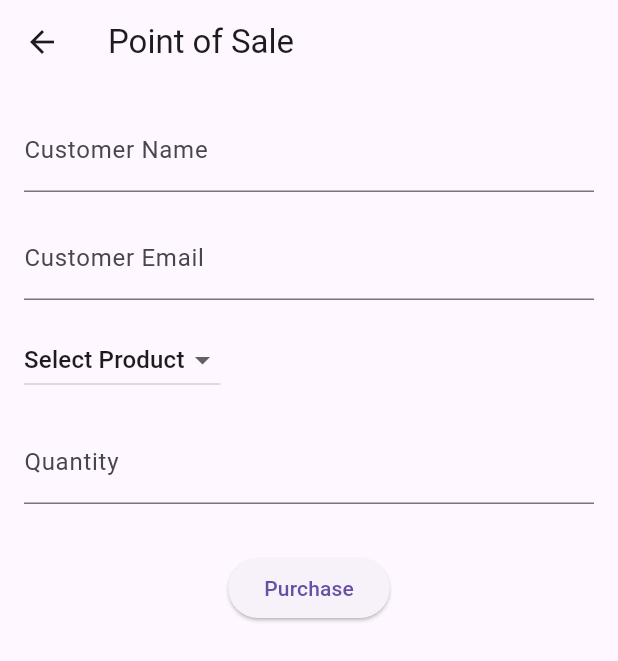
After one commit to lalovu/ACminimart, a Flutter app: the HomePage screen opened by its route, after a tap on "Point of Sale", on a phone screen of 412 x 824 dp. The commit adds this screen. Shown: the top 661 px of the screen. Run offline on Flutter 3.47's test engine with Material 3 defaults, Android fonts, the phone set to English and light mode, and no system bars; our stand-ins replace sqflite; accounts and stored records are empty.

Commit message:
Inital POS UI addition

```diff
--- a/lib/page/home_page.dart
+++ b/lib/page/home_page.dart
@@ -1,6 +1,8 @@
 import 'package:flutter/material.dart';
 import 'package:dbase/page/add_product.dart';
-import 'package:dbase/page/product_inventory_page.dart'; // Import the ProductsPage widget
+import 'package:dbase/page/product_inventory_page.dart';
+import 'package:dbase/page/pos.dart'; // Import the POSPage widget
+import 'package:dbase/page/sales_page.dart'; // Import the SalesPage widget
 
 class HomePage extends StatelessWidget {
   const HomePage({Key? key}) : super(key: key);
@@ -20,7 +22,7 @@ class HomePage extends StatelessWidget {
                 // Navigate to AddProductPage
                 Navigator.push(
                   context,
-                  MaterialPageRoute(builder: (context) =>  AddProductPage()),
+                  MaterialPageRoute(builder: (context) => AddProductPage()),
                 );
               },
               child: const Text('Add Products'),
@@ -35,7 +37,26 @@ class HomePage extends StatelessWidget {
               },
               child: const Text('View Products'),
             ),
-            // You can add more buttons or UI elements here
+            ElevatedButton(
+              onPressed: () {
+                // Navigate to POSPage
+                Navigator.push(
+                  context,
+                  MaterialPageRoute(builder: (context) => POSPage()),
+                );
+              },
+              child: const Text('Point of Sale'),
+            ),
+            ElevatedButton(
+              onPressed: () {
+                // Navigate to SalesPage
+                Navigator.push(
+                  context,
+                  MaterialPageRoute(builder: (context) => SalesPage()),
+                );
+              },
+              child: const Text('View Sales'),
+            ),
           ],
         ),
       ),
--- /dev/null
+++ b/lib/page/pos.dart
@@ -0,0 +1,163 @@
+import 'package:flutter/material.dart';
+import 'package:dbase/DB/inventory_database.dart';
+import 'package:dbase/Model/products.dart';
+import 'package:dbase/page/sales_page.dart';
+
+ // Import the ReceiptPage widget
+
+class POSPage extends StatefulWidget {
+  const POSPage({Key? key}) : super(key: key);
+
+  @override
+  _POSPageState createState() => _POSPageState();
+}
+
+class _POSPageState extends State<POSPage> {
+  String _customerName = '';
+  String _customerEmail = '';
+  int? _selectedProductId; // Change type to int? (nullable)
+  int _quantity = 0;
+
+  @override
+  Widget build(BuildContext context) {
+    return Scaffold(
+      appBar: AppBar(
+        title: Text('Point of Sale'),
+      ),
+      body: Padding(
+        padding: const EdgeInsets.all(16.0),
+        child: Column(
+          crossAxisAlignment: CrossAxisAlignment.start,
+          children: [
+            TextField(
+              decoration: InputDecoration(labelText: 'Customer Name'),
+              onChanged: (value) {
+                setState(() {
+                  _customerName = value;
+                });
+              },
+            ),
+            SizedBox(height: 16),
+            TextField(
+              decoration: InputDecoration(labelText: 'Customer Email'),
+              onChanged: (value) {
+                setState(() {
+                  _customerEmail = value;
+                });
+              },
+            ),
+            SizedBox(height: 16),
+            FutureBuilder<List<Products>>(
+              future: ACDatabase.instance.getAllProducts(),
+              builder: (context, snapshot) {
+                if (snapshot.connectionState == ConnectionState.waiting) {
+                  return CircularProgressIndicator();
+                } else if (snapshot.hasError) {
+                  return Text('Error: ${snapshot.error}');
+                } else {
+                  final products = snapshot.data!;
+                  return DropdownButton<int>(
+                    value: _selectedProductId,
+                    onChanged: (int? productId) {
+                      setState(() {
+                        _selectedProductId = productId;
+                      });
+                    },
+                    items: [
+                      // Add a null item as the first item
+                      DropdownMenuItem<int>(
+                        value: null,
+                        child: Text('Select Product'),
+                      ),
+                      // Map products to DropdownMenuItem
+                      ...products.map<DropdownMenuItem<int>>((product) {
+                        return DropdownMenuItem<int>(
+                          value: product.id!,
+                          child: Text(product.name),
+                        );
+                      }),
+                    ],
+                  );
+                }
+              },
+            ),
+            SizedBox(height: 16),
+            TextField(
+              decoration: InputDecoration(labelText: 'Quantity'),
+              keyboardType: TextInputType.number,
+              onChanged: (value) {
+                setState(() {
+                  _quantity = int.tryParse(value) ?? 0;
+                });
+              },
+            ),
+            SizedBox(height: 32),
+            Center(
+              child: ElevatedButton(
+                onPressed: () async {
+                  // Check if a product is selected
+                  if (_selectedProductId != null) {
+                    // Check if customer details are provided
+                    if (_customerName.isNotEmpty || _customerEmail.isNotEmpty) {
+                      // Create a new customer
+                      final newCustomer = Customers(name: _customerName, email: _customerEmail);
+                      final createdCustomer = await ACDatabase.instance.createCustomers(newCustomer);
+
+                      // Get the generated customer ID
+                      final customerId = createdCustomer.id ?? 0;
+
+                      final product = await ACDatabase.instance.getProduct(_selectedProductId!);
+
+                      // Create a purchase record in the Purchase table
+                      if (product != null && product.quantity >= _quantity){
+                        final purchase = Purchase(customerId: customerId, productId: _selectedProductId!, quantity: _quantity, price: 0.0);
+                        final purchaseId = await ACDatabase.instance.createPurchase(purchase);
+
+                        final totalPrice = product.price * _quantity;
+
+                        await ACDatabase.instance.updatePurchasePrice(purchaseId, totalPrice);
+                        await ACDatabase.instance.updateProductQuantity(_selectedProductId!, product!.quantity - _quantity);
+
+                        ScaffoldMessenger.of(context).showSnackBar(
+                        SnackBar(
+                          content: Text('Purchase successful!'),
+                          duration: Duration(seconds: 2),
+                        ),
+                      );
+                    } else {
+                      // Show error message if customer details are not provided
+                      ScaffoldMessenger.of(context).showSnackBar(
+                        SnackBar(
+                          content: Text('No Stock Available'),
+                          duration: Duration(seconds: 2),
+                        ),
+                      );
+                    }
+                  } else {
+                      // Show error message if customer details are not provided
+                      ScaffoldMessenger.of(context).showSnackBar(
+                        SnackBar(
+                          content: Text('Please Provide Customer Details'),
+                          duration: Duration(seconds: 2),
+                        ),
+                      );
+                    }
+                  } else {
+                    // Show error message if no product is selected
+                    ScaffoldMessenger.of(context).showSnackBar(
+                      SnackBar(
+                        content: Text('Please select a product.'),
+                        duration: Duration(seconds: 2),
+                      ),
+                    );
+                  }
+                },
+                child: Text('Purchase'),
+              ),
+            ),
+          ],
+        ),
+      ),
+    );
+  }
+}
--- a/lib/page/product_inventory_page.dart
+++ b/lib/page/product_inventory_page.dart
@@ -195,5 +195,4 @@ Future<void> _deleteProduct(int productId) async {
       }
     }
   }
-
 }
```
Also changed, not shown: lib/DB/inventory_database.dart (+92 -34 lines), lib/page/sales_page.dart (added, +81 -0 lines). Lines whose indentation alone changed are shown as unchanged.
